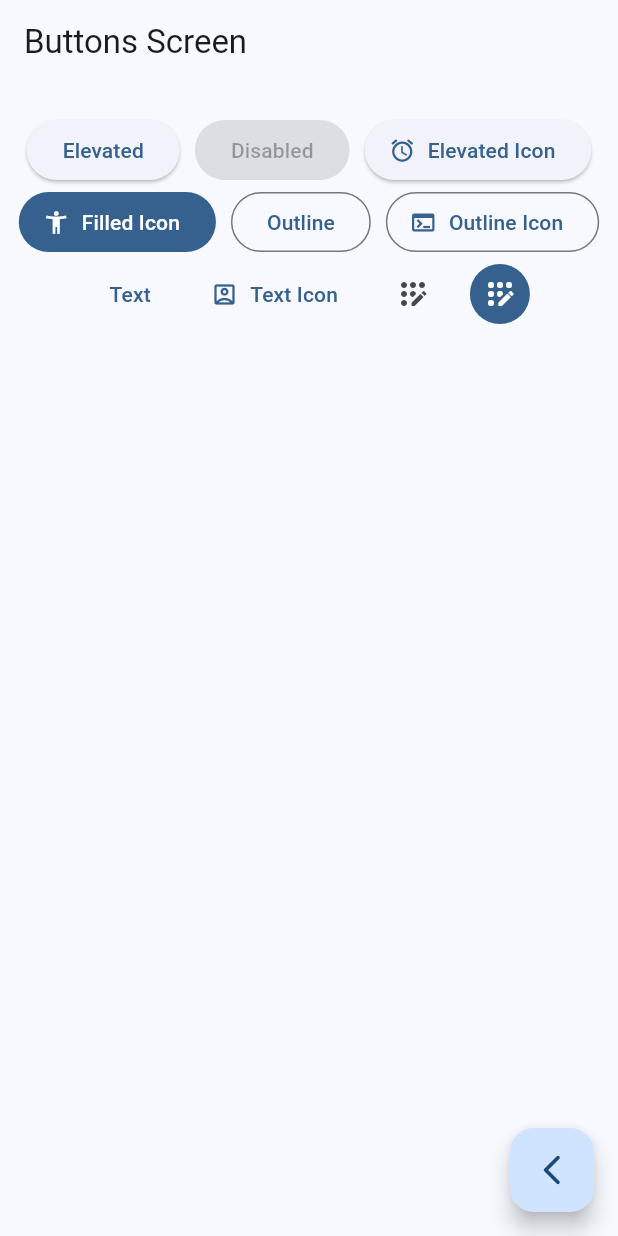
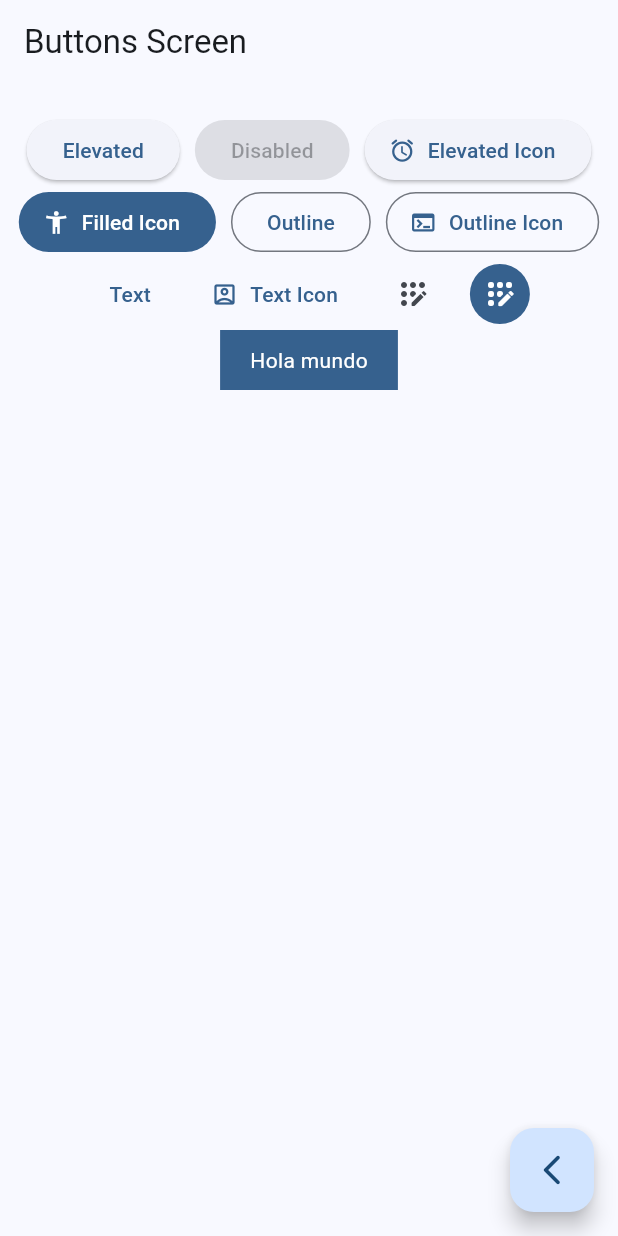
Before and after one commit to AFTR05/widgets_app, a Flutter app: the ButtonsScreen screen opened by its route, on a phone screen of 412 x 824 dp. Run offline on Flutter 3.47's test engine with Material 3 defaults, Android fonts, the phone set to English and light mode, and no system bars; our stand-ins replace go_router.

Commit message:
feat custom buttons

```diff
--- a/lib/presentation/screens/buttons/buttons_screen.dart
+++ b/lib/presentation/screens/buttons/buttons_screen.dart
@@ -72,8 +72,8 @@ class _ButtonsView extends StatelessWidget {
                 backgroundColor: WidgetStatePropertyAll(colors.primary),
                 iconColor: const WidgetStatePropertyAll(Colors.white),
               ),
-            )
-
+            ),
+            const CustomButton()
 
           ],
         ),
@@ -81,3 +81,25 @@ class _ButtonsView extends StatelessWidget {
     );
   }
 }
+
+class CustomButton extends StatelessWidget {
+  const CustomButton({super.key});
+
+  @override
+  Widget build(BuildContext context) {
+
+    final colors=Theme.of(context).colorScheme;
+    return ClipRect(
+      child: Material(
+        color: colors.primary,
+        child: InkWell(
+          onTap: (){},
+          child: const Padding(
+            padding: EdgeInsets.symmetric(horizontal: 20, vertical: 10),
+            child: Text('Hola mundo', style: TextStyle(color: Colors.white )),
+          ),
+        ),
+      ),
+    );
+  }
+}
```
